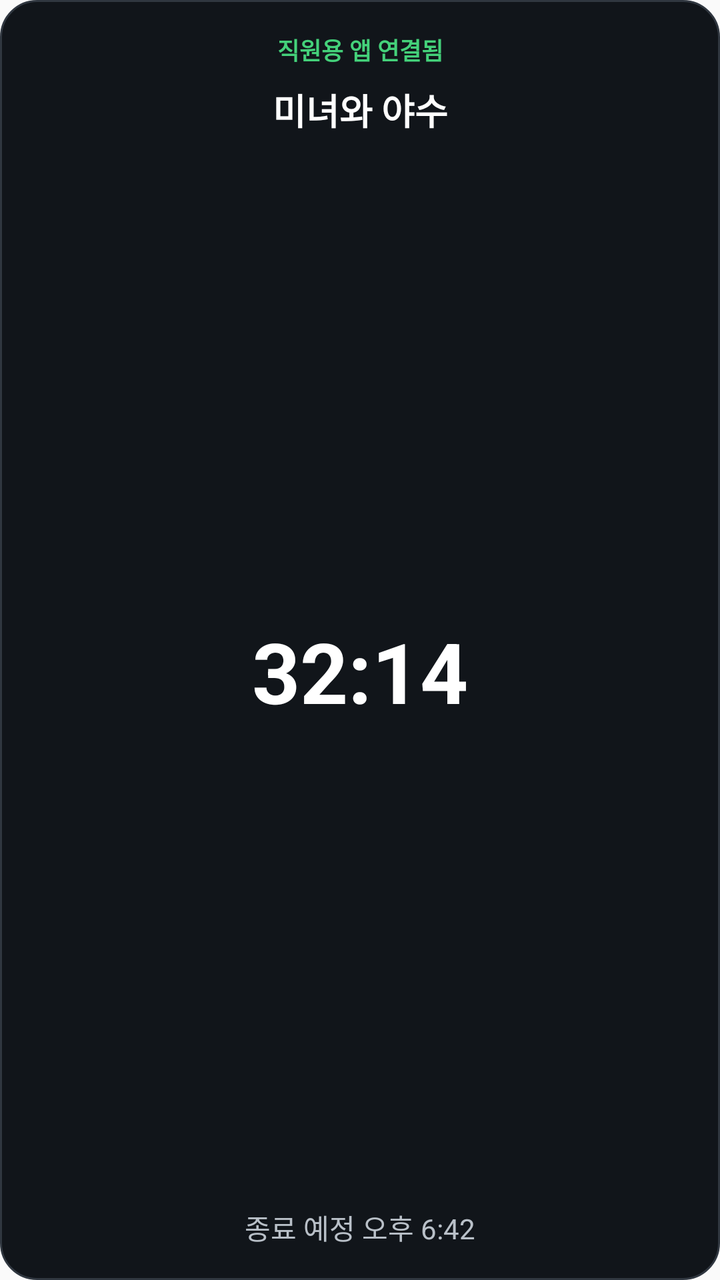
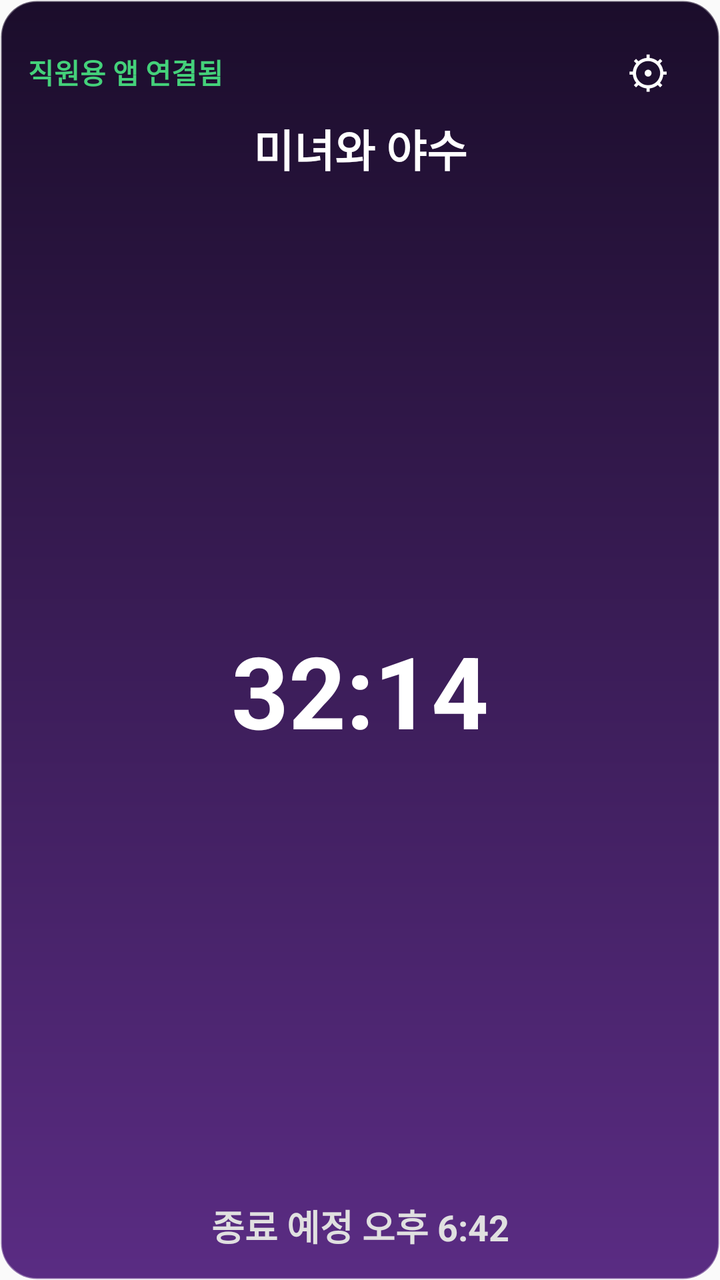

Two renders of the same Android screen: before a commit and after it. Below are the layout's source before the change and the commit's diff.
<!-- AndroidManifest.xml: application theme Theme.EscapeRoomTimer -->
<!-- res/layout/widget_display_room.xml -->
<?xml version="1.0" encoding="utf-8"?>
<LinearLayout xmlns:android="http://schemas.android.com/apk/res/android"
    android:id="@+id/display_widget_root"
    android:layout_width="match_parent"
    android:layout_height="match_parent"
    android:background="@drawable/display_widget_background"
    android:gravity="center_horizontal"
    android:orientation="vertical"
    android:padding="16dp">

    <TextView
        android:id="@+id/display_widget_connection"
        android:layout_width="match_parent"
        android:layout_height="wrap_content"
        android:gravity="center"
        android:text="직원용 앱 연결됨"
        android:textColor="#44D17A"
        android:textSize="12sp"
        android:textStyle="bold" />

    <TextView
        android:id="@+id/display_widget_room_name"
        android:layout_width="match_parent"
        android:layout_height="wrap_content"
        android:layout_marginTop="8dp"
        android:ellipsize="end"
        android:gravity="center"
        android:maxLines="1"
        android:text="미녀와 야수"
        android:textColor="#FFFFFF"
        android:textSize="18sp"
        android:textStyle="bold" />

    <TextView
        android:id="@+id/display_widget_time"
        android:layout_width="match_parent"
        android:layout_height="0dp"
        android:layout_weight="1"
        android:gravity="center"
        android:text="32:14"
        android:textColor="#FFFFFF"
        android:textSize="42sp"
        android:textStyle="bold" />

    <TextView
        android:id="@+id/display_widget_end"
        android:layout_width="match_parent"
        android:layout_height="wrap_content"
        android:gravity="center"
        android:text="종료 예정 오후 6:42"
        android:textColor="#B9C0C8"
        android:textSize="14sp" />

</LinearLayout>
<!-- resources referenced by this layout -->
<resources>
  <!-- drawable display_widget_background (drawable) -->
  <?xml version="1.0" encoding="utf-8"?>
  <shape xmlns:android="http://schemas.android.com/apk/res/android" android:shape="rectangle">
      <solid android:color="#11151A" />
      <corners android:radius="18dp" />
      <stroke android:width="1dp" android:color="#303740" />
  </shape>
  <style name="Theme.EscapeRoomTimer" parent="android:Theme.Material.Light.NoActionBar" />
</resources>

<!-- the commit's change to res/layout/widget_display_room.xml (unified diff, before → after) -->
@@ -3,52 +3,73 @@
     android:id="@+id/display_widget_root"
     android:layout_width="match_parent"
     android:layout_height="match_parent"
-    android:background="@drawable/display_widget_background"
-    android:gravity="center_horizontal"
+    android:background="@drawable/widget_bg_purple_100"
     android:orientation="vertical"
-    android:padding="16dp">
+    android:padding="14dp">
 
-    <TextView
-        android:id="@+id/display_widget_connection"
+    <LinearLayout
         android:layout_width="match_parent"
         android:layout_height="wrap_content"
-        android:gravity="center"
-        android:text="직원용 앱 연결됨"
-        android:textColor="#44D17A"
-        android:textSize="12sp"
-        android:textStyle="bold" />
+        android:gravity="center_vertical"
+        android:orientation="horizontal">
+        <TextView
+            android:id="@+id/display_widget_connection"
+            android:layout_width="0dp"
+            android:layout_height="wrap_content"
+            android:layout_weight="1"
+            android:text="직원용 앱 연결됨"
+            android:textColor="#44D17A"
+            android:textSize="14sp"
+            android:textStyle="bold" />
+        <TextView
+            android:id="@+id/display_widget_settings"
+            android:layout_width="44dp"
+            android:layout_height="44dp"
+            android:gravity="center"
+            android:text="⚙"
+            android:textColor="#FFFFFF"
+            android:textSize="22sp" />
+    </LinearLayout>
 
-    <TextView
-        android:id="@+id/display_widget_room_name"
-        android:layout_width="match_parent"
-        android:layout_height="wrap_content"
-        android:layout_marginTop="8dp"
-        android:ellipsize="end"
-        android:gravity="center"
-        android:maxLines="1"
-        android:text="미녀와 야수"
-        android:textColor="#FFFFFF"
-        android:textSize="18sp"
-        android:textStyle="bold" />
-
-    <TextView
-        android:id="@+id/display_widget_time"
+    <LinearLayout
+        android:id="@+id/display_widget_content"
         android:layout_width="match_parent"
         android:layout_height="0dp"
         android:layout_weight="1"
-        android:gravity="center"
-        android:text="32:14"
-        android:textColor="#FFFFFF"
-        android:textSize="42sp"
-        android:textStyle="bold" />
+        android:gravity="center_horizontal"
+        android:orientation="vertical">
 
-    <TextView
-        android:id="@+id/display_widget_end"
-        android:layout_width="match_parent"
-        android:layout_height="wrap_content"
-        android:gravity="center"
-        android:text="종료 예정 오후 6:42"
-        android:textColor="#B9C0C8"
-        android:textSize="14sp" />
+        <TextView
+            android:id="@+id/display_widget_room_name"
+            android:layout_width="match_parent"
+            android:layout_height="wrap_content"
+            android:ellipsize="end"
+            android:gravity="center"
+            android:maxLines="1"
+            android:text="미녀와 야수"
+            android:textColor="#FFFFFF"
+            android:textSize="22sp"
+            android:textStyle="bold" />
 
+        <TextView
+            android:id="@+id/display_widget_time"
+            android:layout_width="match_parent"
+            android:layout_height="0dp"
+            android:layout_weight="1"
+            android:gravity="center"
+            android:text="32:14"
+            android:textColor="#FFFFFF"
+            android:textSize="50sp"
+            android:textStyle="bold" />
+
+        <TextView
+            android:id="@+id/display_widget_end"
+            android:layout_width="match_parent"
+            android:layout_height="wrap_content"
+            android:gravity="center"
+            android:text="종료 예정 오후 6:42"
+            android:textColor="#E0E0E0"
+            android:textSize="18sp"
+            android:textStyle="bold" />
+    </LinearLayout>
 </LinearLayout>
<!-- resource entries referenced after the edit -->
@@ -1,11 +1,11 @@
 <!-- resources referenced by this layout -->
 <resources>
-  <!-- drawable display_widget_background (drawable) -->
+  <!-- drawable widget_bg_purple_100 (drawable) -->
   <?xml version="1.0" encoding="utf-8"?>
   <shape xmlns:android="http://schemas.android.com/apk/res/android" android:shape="rectangle">
-      <solid android:color="#11151A" />
+      <gradient android:angle="270" android:startColor="#FF1B0D2B" android:endColor="#FF5A2C83" />
       <corners android:radius="18dp" />
-      <stroke android:width="1dp" android:color="#303740" />
+      <stroke android:width="1dp" android:color="#55FFFFFF" />
   </shape>
   <style name="Theme.EscapeRoomTimer" parent="android:Theme.Material.Light.NoActionBar" />
 </resources>
